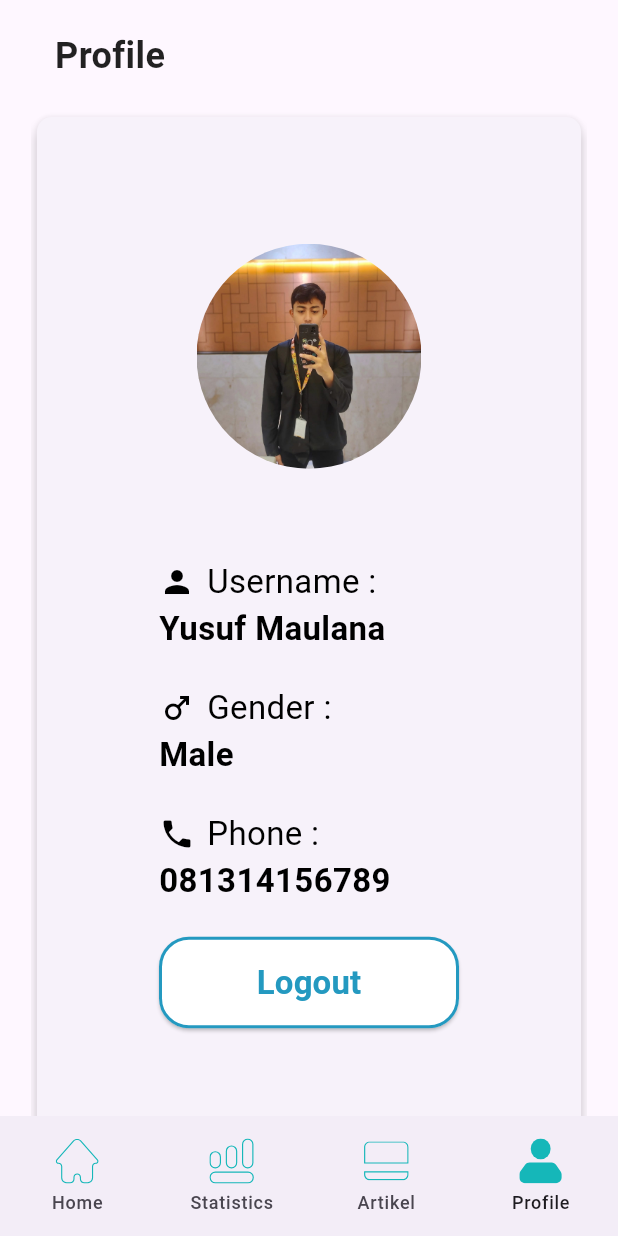
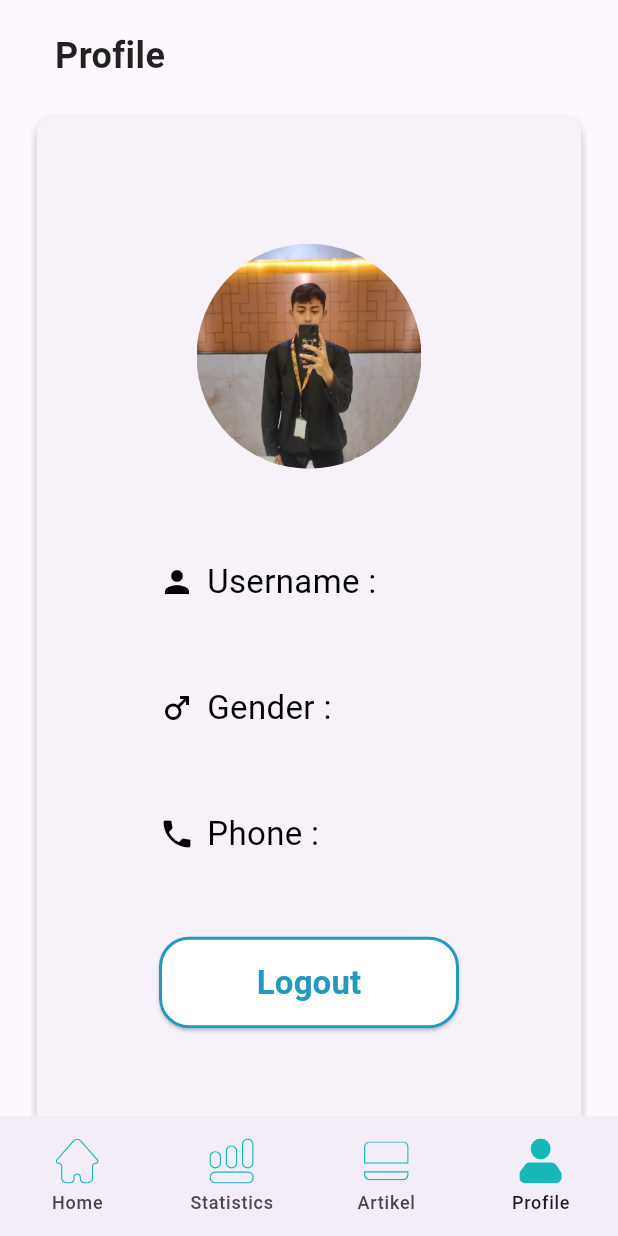
Before and after one commit to maoelanaKun23/Management-Keuangan, a Flutter app: the NavigationExample screen opened directly with empty values, item 4 of the bottom bar chosen, on a phone screen of 412 x 824 dp. Run offline on Flutter 3.47's test engine with Material 3 defaults, Android fonts, the phone set to English and light mode, and no system bars; our stand-ins replace fl_chart, flutter_svg; network calls fail.

Commit message:
Integration data Profile user

```diff
--- a/lib/views/home_page.dart
+++ b/lib/views/home_page.dart
@@ -445,8 +445,6 @@ class _AddTransactionDialogState extends State<AddTransactionDialog> {
       return;
     }
 
-    // print('Tombol Add ditekan: title=$title, amount=$amount, isIncome=${widget.isIncomeSelected}');
-
     widget.onAddTransaction(title, amount, widget.isIncomeSelected);
 
     Navigator.of(context).pop();
--- a/lib/views/mainhome.dart
+++ b/lib/views/mainhome.dart
@@ -86,7 +86,6 @@ class _NavigationExampleState extends State<NavigationExample> {
         ],
       ),
       body: <Widget>[
-        // Halaman Home
         Card(
           shadowColor: Colors.transparent,
           margin: const EdgeInsets.all(0.0),
@@ -105,7 +104,7 @@ class _NavigationExampleState extends State<NavigationExample> {
         Card(
           shadowColor: Colors.transparent,
           margin: const EdgeInsets.all(0.0),
-          child: Homeviews(),
+          child: HomeViews(userData: widget.userData),
         ),
       ][currentPageIndex],
     );
--- a/lib/views/profile.dart
+++ b/lib/views/profile.dart
@@ -2,9 +2,30 @@ import 'package:flutter/material.dart';
 import '../routes/app_routes.dart';
 import '../component/modallogout.dart';
 
-class Homeviews extends StatelessWidget {
+class HomeViews extends StatefulWidget {
+  final Map<String, dynamic> userData;
+
+  const HomeViews({super.key, required this.userData});
+
+  @override
+  _HomeViewsState createState() => _HomeViewsState();
+}
+
+class _HomeViewsState extends State<HomeViews> {
+  late String name;
+  late String jenis_kelamin;
+  late String nomor_telepon;
+
   final TextEditingController _usernameController = TextEditingController();
   final TextEditingController _passwordController = TextEditingController();
+
+  @override
+  void initState() {
+    super.initState();
+    name = widget.userData['name'];
+    jenis_kelamin = widget.userData['jenis_kelamin'];
+    nomor_telepon = widget.userData['nomor_telepon'];
+  }
 
   @override
   Widget build(BuildContext context) {
@@ -70,8 +91,8 @@ class Homeviews extends StatelessWidget {
                                   ),
                                 ],
                               ),
-                              const Text(
-                                'Yusuf Maulana',
+                              Text(
+                                name,
                                 style: TextStyle(
                                   fontSize: 22,
                                   fontWeight: FontWeight.bold,
@@ -95,8 +116,8 @@ class Homeviews extends StatelessWidget {
                                   ),
                                 ],
                               ),
-                              const Text(
-                                'Male',
+                              Text(
+                                jenis_kelamin,
                                 style: TextStyle(
                                   fontSize: 22,
                                   fontWeight: FontWeight.bold,
@@ -120,8 +141,8 @@ class Homeviews extends StatelessWidget {
                                   ),
                                 ],
                               ),
-                              const Text(
-                                '081314156789',
+                              Text(
+                                nomor_telepon,
                                 style: TextStyle(
                                   fontSize: 22,
                                   fontWeight: FontWeight.bold,
@@ -138,9 +159,8 @@ class Homeviews extends StatelessWidget {
                                     shape: RoundedRectangleBorder(
                                       borderRadius: BorderRadius.circular(20),
                                       side: BorderSide(
-                                        color: Color(
-                                            0xFF2499C0), // Warna biru untuk border
-                                        width: 2, // Ketebalan border
+                                        color: Color(0xFF2499C0),
+                                        width: 2,
                                       ),
                                     ),
                                     padding: const EdgeInsets.symmetric(
@@ -179,8 +199,7 @@ class Homeviews extends StatelessWidget {
                                     style: TextStyle(
                                       fontSize: 22,
                                       fontWeight: FontWeight.bold,
-                                      color: Color(
-                                          0xFF2499C0),
+                                      color: Color(0xFF2499C0),
                                     ),
                                   ),
                                 ),
```
